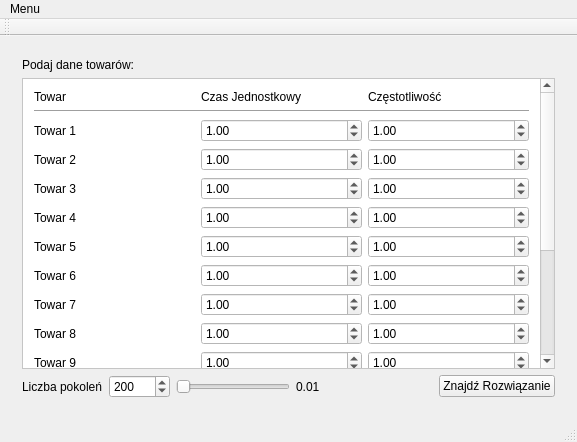
The window that src/view/userwindow.ui (starhel/pszt-magazyn) describes before a commit, drawn with Qt 5.
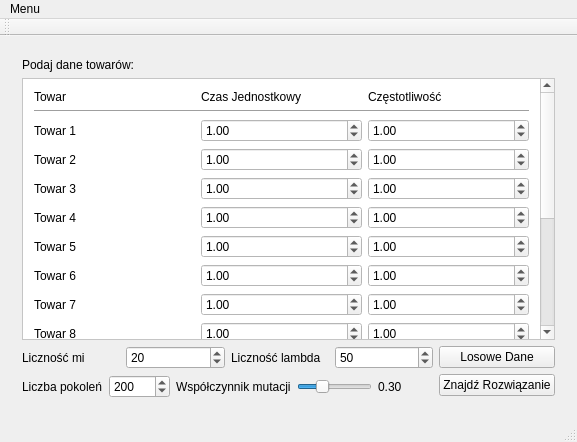
The same window after the commit. The open tabs and pages were chosen to show the change.

```diff
--- a/src/view/userwindow.ui
+++ b/src/view/userwindow.ui
@@ -14,14 +14,14 @@
    <string>Problem Magazyniera</string>
   </property>
   <widget class="QWidget" name="centralWidget">
-   <layout class="QVBoxLayout" name="verticalLayout_5">
+   <layout class="QVBoxLayout" name="verticalLayout_3">
     <item>
      <widget class="QStackedWidget" name="stackedWidget">
       <property name="currentIndex">
        <number>2</number>
       </property>
       <widget class="QWidget" name="inputPage">
-       <layout class="QVBoxLayout" name="verticalLayout_3">
+       <layout class="QVBoxLayout" name="verticalLayout_7">
         <item>
          <widget class="QLabel" name="label_19">
           <property name="text">
@@ -78,7 +78,7 @@
            <property name="geometry">
             <rect>
              <x>0</x>
-             <y>0</y>
+             <y>-141</y>
              <width>522</width>
              <height>462</height>
             </rect>
@@ -345,7 +345,7 @@
               <item>
                <widget class="QDoubleSpinBox" name="timeSpinBox8">
                 <property name="minimum">
-                 <double>0.010000000000000</double>
+                 <double>0.000000000000000</double>
                 </property>
                 <property name="value">
                  <double>1.000000000000000</double>
@@ -354,6 +354,9 @@
               </item>
               <item>
                <widget class="QDoubleSpinBox" name="freqSpinBox8">
+                <property name="minimum">
+                 <double>0.000000000000000</double>
+                </property>
                 <property name="value">
                  <double>1.000000000000000</double>
                 </property>
@@ -373,7 +376,7 @@
               <item>
                <widget class="QDoubleSpinBox" name="timeSpinBox9">
                 <property name="minimum">
-                 <double>0.010000000000000</double>
+                 <double>0.000000000000000</double>
                 </property>
                 <property name="value">
                  <double>1.000000000000000</double>
@@ -383,7 +386,7 @@
               <item>
                <widget class="QDoubleSpinBox" name="freqSpinBox9">
                 <property name="minimum">
-                 <double>0.010000000000000</double>
+                 <double>0.000000000000000</double>
                 </property>
                 <property name="value">
                  <double>1.000000000000000</double>
@@ -583,7 +586,55 @@
          </widget>
         </item>
         <item>
-         <layout class="QHBoxLayout" name="horizontalLayout_17">
+         <layout class="QHBoxLayout" name="horizontalLayout_8">
+          <item>
+           <layout class="QVBoxLayout" name="verticalLayout_6">
+            <item>
+             <layout class="QHBoxLayout" name="horizontalLayout_6">
+              <item>
+               <widget class="QLabel" name="label_24">
+                <property name="text">
+                 <string>Liczność mi</string>
+                </property>
+               </widget>
+              </item>
+              <item>
+               <widget class="QSpinBox" name="miSpinBox">
+                <property name="minimum">
+                 <number>1</number>
+                </property>
+                <property name="maximum">
+                 <number>300</number>
+                </property>
+                <property name="value">
+                 <number>20</number>
+                </property>
+               </widget>
+              </item>
+              <item>
+               <widget class="QLabel" name="label_25">
+                <property name="text">
+                 <string>Liczność lambda</string>
+                </property>
+               </widget>
+              </item>
+              <item>
+               <widget class="QSpinBox" name="lambdaSpinBox">
+                <property name="minimum">
+                 <number>1</number>
+                </property>
+                <property name="maximum">
+                 <number>300</number>
+                </property>
+                <property name="value">
+                 <number>50</number>
+                </property>
+               </widget>
+              </item>
+             </layout>
+            </item>
+            <item>
+             <layout class="QHBoxLayout" name="horizontalLayout_7">
           <item>
            <widget class="QLabel" name="label_21">
             <property name="text">
@@ -604,11 +655,21 @@
             </property>
            </widget>
           </item>
+              <item>
+               <widget class="QLabel" name="label_26">
+                <property name="text">
+                 <string>Współczynnik mutacji</string>
+                </property>
+               </widget>
+              </item>
           <item>
            <widget class="QSlider" name="mutationSlider">
             <property name="minimum">
              <number>1</number>
             </property>
+                <property name="value">
+                 <number>30</number>
+                </property>
             <property name="orientation">
              <enum>Qt::Horizontal</enum>
             </property>
@@ -617,7 +678,7 @@
           <item>
            <widget class="QLabel" name="mutationLabel">
             <property name="text">
-             <string>0.01</string>
+                 <string>0.30</string>
             </property>
            </widget>
           </item>
@@ -634,12 +695,27 @@
             </property>
            </spacer>
           </item>
+             </layout>
+            </item>
+           </layout>
+          </item>
+          <item>
+           <layout class="QVBoxLayout" name="verticalLayout_5">
+            <item>
+             <widget class="QPushButton" name="randomDataButton">
+              <property name="text">
+               <string>Losowe Dane</string>
+              </property>
+             </widget>
+            </item>
           <item>
            <widget class="QPushButton" name="getSolutionButton">
             <property name="text">
              <string>Znajdź Rozwiązanie</string>
             </property>
            </widget>
+            </item>
+           </layout>
           </item>
          </layout>
         </item>
```
Left out of the diff: 54 changed lines with no effect on the pictures. Lines whose indentation alone changed are shown as unchanged.
